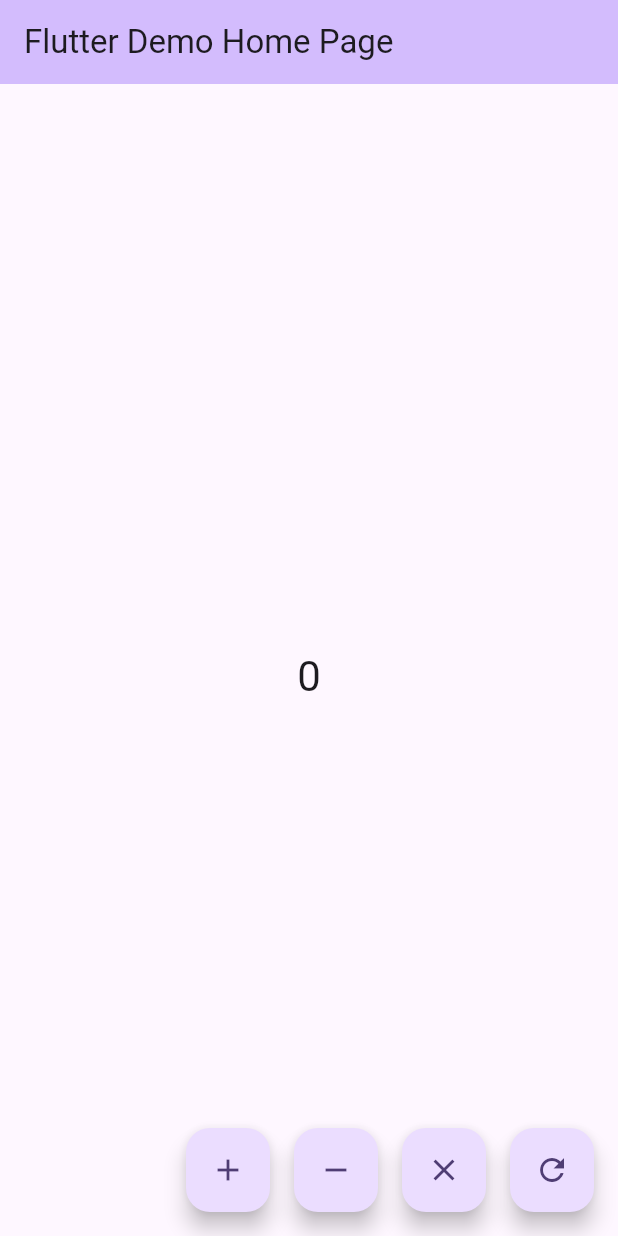
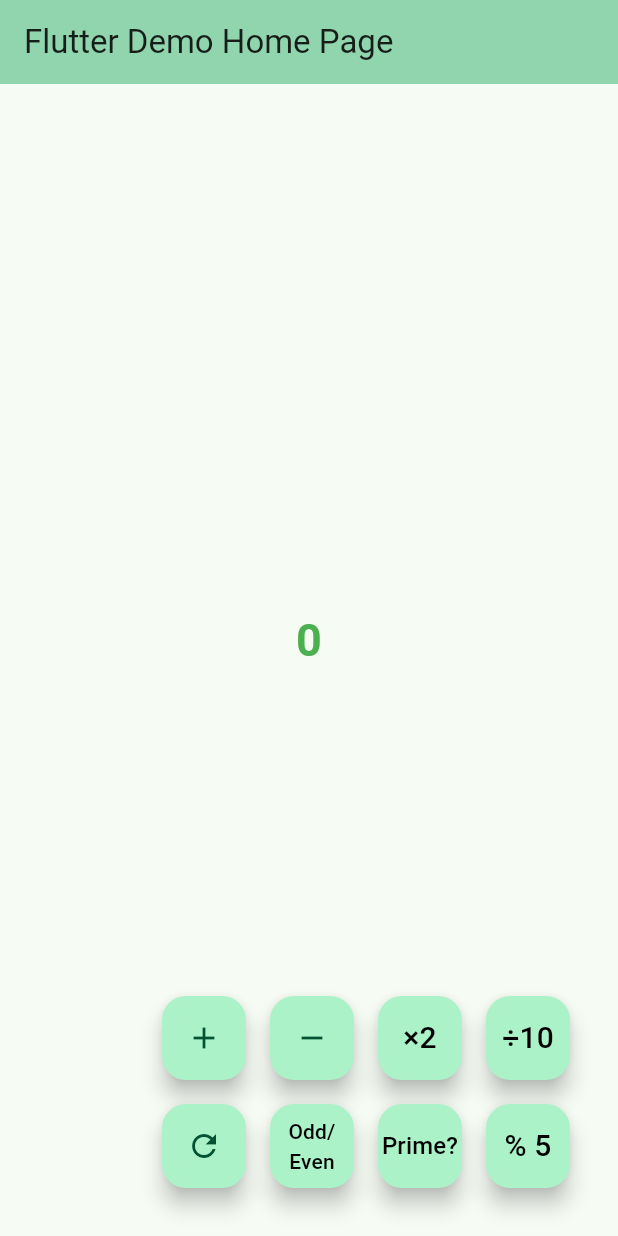
Before and after one commit to dip-ayon/counter_app, a Flutter app: the screen it shows after launch, on a phone screen of 412 x 824 dp. Run offline on Flutter 3.47's test engine with Material 3 defaults, Android fonts, the phone set to English and light mode, and no system bars.

Commit message:
added devider, prime check, ODD/Even check, Modules.

```diff
--- a/lib/main.dart
+++ b/lib/main.dart
@@ -7,14 +7,13 @@ void main() {
 class MyApp extends StatelessWidget {
   const MyApp({super.key});
 
-  // This widget is the root of your application.
   @override
   Widget build(BuildContext context) {
     return MaterialApp(
-      title: 'Flutter Demo',
+      title: 'Flutter Counter App',
       theme: ThemeData(
-
-        colorScheme: ColorScheme.fromSeed(seedColor: Colors.deepPurple),
+        colorScheme: ColorScheme.fromSeed(seedColor: Colors.greenAccent),
+        useMaterial3: true,
       ),
       home: const MyHomePage(title: 'Flutter Demo Home Page'),
     );
@@ -23,7 +22,6 @@ class MyApp extends StatelessWidget {
 
 class MyHomePage extends StatefulWidget {
   const MyHomePage({super.key, required this.title});
-
 
   final String title;
 
@@ -38,32 +36,75 @@ class _MyHomePageState extends State<MyHomePage> {
   void _incrementCounter() {
     setState(() {
       _counter++;
-      _actionMessage = 'You Have added 1';
+      _actionMessage = 'You have added 1';
     });
   }
+
   void _decrementCounter() {
     setState(() {
+      if (_counter > 0) {
         _counter--;
-      _actionMessage = 'You Have Reduced 1';
-
+        _actionMessage = 'You have Reduced 1';
+      } else {
+        _actionMessage = 'Counter cannot be Negative';
+      }
     });
   }
+
   void _multipleByTwoCounter() {
     setState(() {
       _counter = _counter * 2;
-      _actionMessage = 'You Have Multiplied by 2';
+      _actionMessage = 'You have Multiplied by 2';
     });
   }
+
   void _resetCounter() {
     setState(() {
       _counter = 0;
-      _actionMessage = 'Counter Reset to 0';
+      _actionMessage = 'Counter reset to 0';
+    });
+  }
+  void _divideByTenCounter() {
+    setState(() {
+      _counter = _counter ~/ 10; // integer division
+      _actionMessage = 'You have Divided by 10';
+    });
+  }
+  void _checkOddEven() {
+    setState(() {
+      if (_counter % 2 == 0) {
+        _actionMessage = '$_counter is Even Number';
+      } else {
+        _actionMessage = '$_counter is Odd Number';
+      }
+    });
+  }
+
+  void _checkPrime() {
+    setState(() {
+      if (_counter < 2) {
+        _actionMessage = '$_counter is Not Prime Number';
+        return;
+      }
+      for (int i = 2; i <= _counter ~/ 2; i++) {
+        if (_counter % i == 0) {
+          _actionMessage = '$_counter is Not Prime Number';
+          return;
+        }
+      }
+      _actionMessage = '$_counter is Prime Number';
+    });
+  }
+
+  void _checkModulus() {
+    setState(() {
+      int mod = _counter % 5;
+      _actionMessage = '$_counter % 5 = $mod \nRemainder will be: $mod';
     });
   }
 
   @override
   Widget build(BuildContext context) {
-
     return Scaffold(
       appBar: AppBar(
         backgroundColor: Theme.of(context).colorScheme.inversePrimary,
@@ -74,20 +115,23 @@ class _MyHomePageState extends State<MyHomePage> {
           mainAxisAlignment: MainAxisAlignment.center,
           children: <Widget>[
             Text(
+              '$_counter',
+              style: const TextStyle(fontWeight: FontWeight.bold,fontSize: 30,color: Colors.green,),
+            ),
+            Text(
               _actionMessage,
-                style: const TextStyle(fontSize: 15, color: Colors.black)),
-            Text(
-              '$_counter',
-              style: Theme.of(context).textTheme.headlineMedium,
+              style: const TextStyle(fontWeight: FontWeight.w600,fontSize: 18,color: Colors.black,),
             ),
-
           ],
         ),
       ),
-
-
-
-      floatingActionButton: Row(
+      floatingActionButton: Padding(
+        padding: const EdgeInsets.all(16.0),
+        child: Column(
+          mainAxisSize: MainAxisSize.min,
+          crossAxisAlignment: CrossAxisAlignment.end,
+          children: [
+            Row(
               mainAxisAlignment: MainAxisAlignment.end,
               children: [
                 FloatingActionButton(
@@ -104,16 +148,67 @@ class _MyHomePageState extends State<MyHomePage> {
                 const SizedBox(width: 16),
                 FloatingActionButton(
                   onPressed: _multipleByTwoCounter,
-            tooltip: 'Multiple By Two',
-            child: const Icon(Icons.clear),
+                  tooltip: 'Multiply by 2',
+                  child: const Center(
+                    child: Text('×2', style: TextStyle(fontSize: 20,color: Colors.black,),
+                      textAlign: TextAlign.center,
+                    ),
+                  )
                 ),
                 const SizedBox(width: 16),
+                FloatingActionButton(
+                  onPressed: _divideByTenCounter,
+                  tooltip: 'Divided by 10',
+                  child: const Center(
+                    child: Text('÷10', style: TextStyle(fontSize: 20,color: Colors.black,),
+                      textAlign: TextAlign.center,
+                    ),
+                  ),
+                ),
+              ],
+            ),
+            const SizedBox(height: 16),
+            Row(
+              mainAxisAlignment: MainAxisAlignment.end,
+              children: [
                 FloatingActionButton(
                   onPressed: _resetCounter,
                   tooltip: 'Reset',
                   child: const Icon(Icons.refresh),
                 ),
+                const SizedBox(width: 16),
+                FloatingActionButton(
+                  onPressed: _checkOddEven,
+                  tooltip: 'Odd/Even Check',
+                  child: const Center(
+                    child: Text('Odd/Even', style: TextStyle(fontSize: 14,color: Colors.black,),
+                      textAlign: TextAlign.center,
+                    ),
+                  ),
+                ),
+
+                const SizedBox(width: 16),
+                FloatingActionButton(
+                  onPressed: _checkPrime,
+                  tooltip: 'Prime Check',
+                  child: const Center(
+                    child: Text('Prime?', style: TextStyle(fontSize: 16,color: Colors.black,),
+                      textAlign: TextAlign.center,
+                    ),
+                  ),                ),
+                const SizedBox(width: 16),
+                FloatingActionButton(
+                  onPressed: _checkModulus,
+                  tooltip: 'Modulus Check By 5',
+                  child: const Center(
+                    child: Text('% 5', style: TextStyle(fontSize: 20,color: Colors.black,),
+                      textAlign: TextAlign.center,
+                    ),
+                  ),                ),
               ],
+            ),
+          ],
+        ),
       ),
     );
   }
```
Lines whose indentation alone changed are shown as unchanged.
